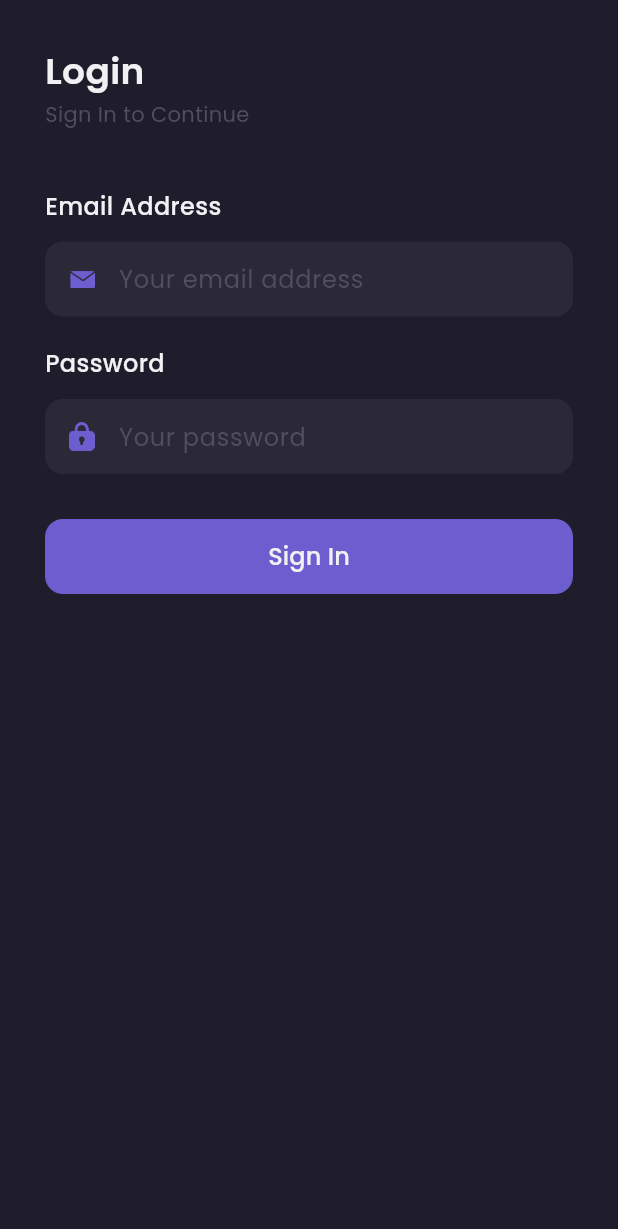
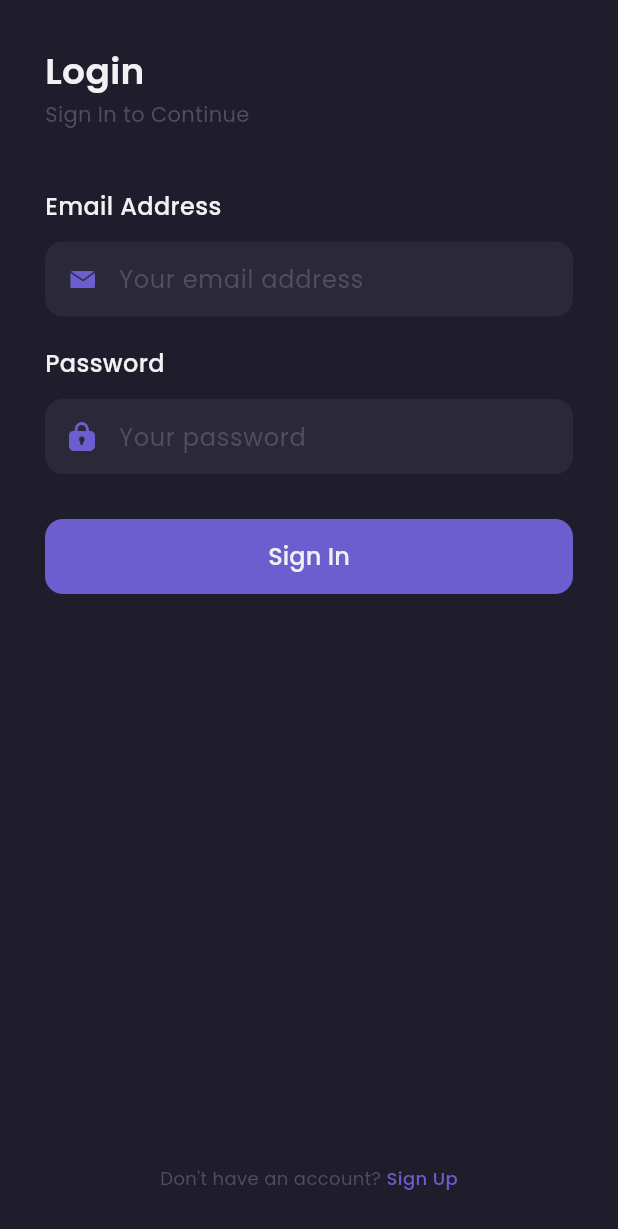
Before and after one commit to annisarisma/footcraze-frontend, a Flutter app: the screen it shows after launch, on a phone screen of 412 x 824 dp. Shown: the top 1229 px of the screen. Run offline on Flutter 3.47's test engine with Material 3 defaults, Android fonts, the phone set to English and light mode, and no system bars; our stand-ins replace google_fonts.

Commit message:
Add: footer section set margin bottom, text, and main axis xenter ref #1

```diff
--- a/lib/pages/sign_in_page.dart
+++ b/lib/pages/sign_in_page.dart
@@ -188,8 +188,33 @@ class SignInPage extends StatelessWidget {
       );
     }
 
+    Widget footer() {
+      return Container(
+        margin: EdgeInsets.only(bottom: 30),
+        child: Row(
+          mainAxisAlignment: MainAxisAlignment.center,
+          children: [
+            Text(
+              'Don\'t have an account? ',
+              style: subtitleTextStyle.copyWith(
+                fontSize: 12,
+              ),
+            ),
+            Text(
+              'Sign Up',
+              style: purpleTextStyle.copyWith(
+                fontSize: 12,
+                fontWeight: medium
+              ),
+            )
+          ],
+        ),
+      );
+    }
+
     return Scaffold(
       backgroundColor: bgOneColor,
+      resizeToAvoidBottomInset: false,
       body: SafeArea(
         child: Container(
           margin: EdgeInsets.symmetric(
@@ -201,7 +226,9 @@ class SignInPage extends StatelessWidget {
               header(),
               emailInput(),
               passwordInput(),
-              buttonSignIn()
+              buttonSignIn(),
+              Spacer(),
+              footer()
             ],
           ),
         ),
--- a/lib/theme.dart
+++ b/lib/theme.dart
@@ -17,6 +17,7 @@ Color subtitleTextColor = Color(0xff504F5E);
 TextStyle primaryTextStyle = GoogleFonts.poppins(color: primaryTextColor);
 TextStyle secondaryTextStyle = GoogleFonts.poppins(color: secondaryTextColor);
 TextStyle subtitleTextStyle = GoogleFonts.poppins(color: subtitleTextColor);
+TextStyle purpleTextStyle = GoogleFonts.poppins(color: primaryColor);
 TextStyle priceTextStyle = GoogleFonts.poppins(color: priceColor);
 
 FontWeight light = FontWeight.w300;
```
